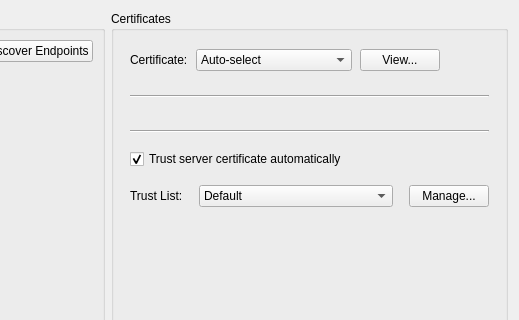
Old version of the form src/dialogs/connectiondialog.ui in the repository sanny32/OpenUaExplorer; both pictures show x 501 to 1020 and y 0 to 320 of the 1020 by 650 pixel window.
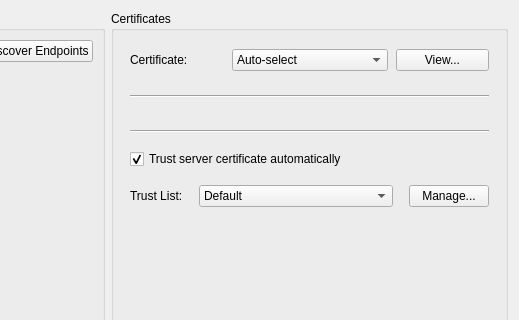
New version of the form. Icons and pictures are not drawn. Custom widgets are drawn as their Qt base class.

Commit message: feat: Refactor OpenSSL and QtKeychain integration, enhance ConnectionDialog with client certificate handling and update related tests

```diff
--- a/src/dialogs/connectiondialog.ui
+++ b/src/dialogs/connectiondialog.ui
@@ -495,19 +495,6 @@
                </property>
               </widget>
              </item>
-             <item>
-              <spacer name="clientCertificateSelectorSpacer">
-               <property name="orientation">
-                <enum>Qt::Horizontal</enum>
-               </property>
-               <property name="sizeHint" stdset="0">
-                <size>
-                 <width>0</width>
-                 <height>0</height>
-                </size>
-               </property>
-              </spacer>
-             </item>
             </layout>
            </item>
            <item>
```
Lines whose indentation alone changed are shown as unchanged. The commit also changes 11 other files.
